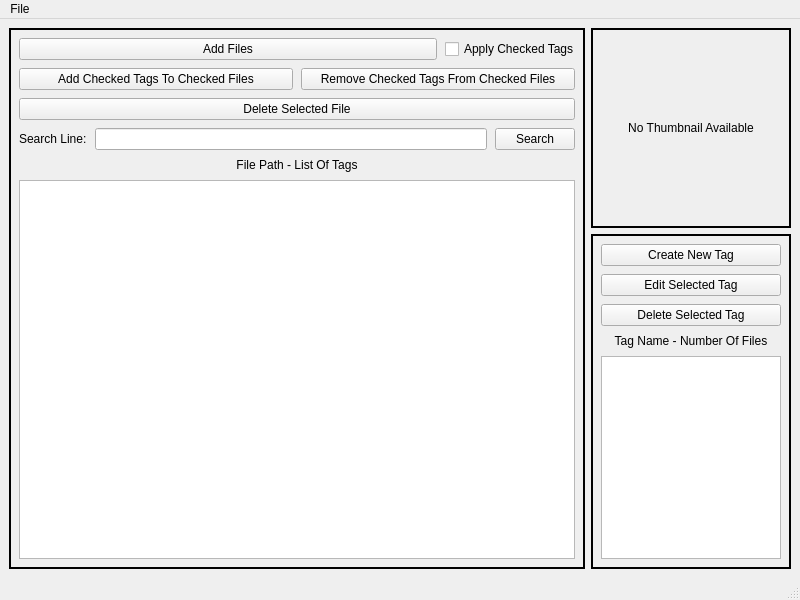
The window that main_window.ui (8Haze/File_Tagger) describes before a commit, drawn with Qt 5.
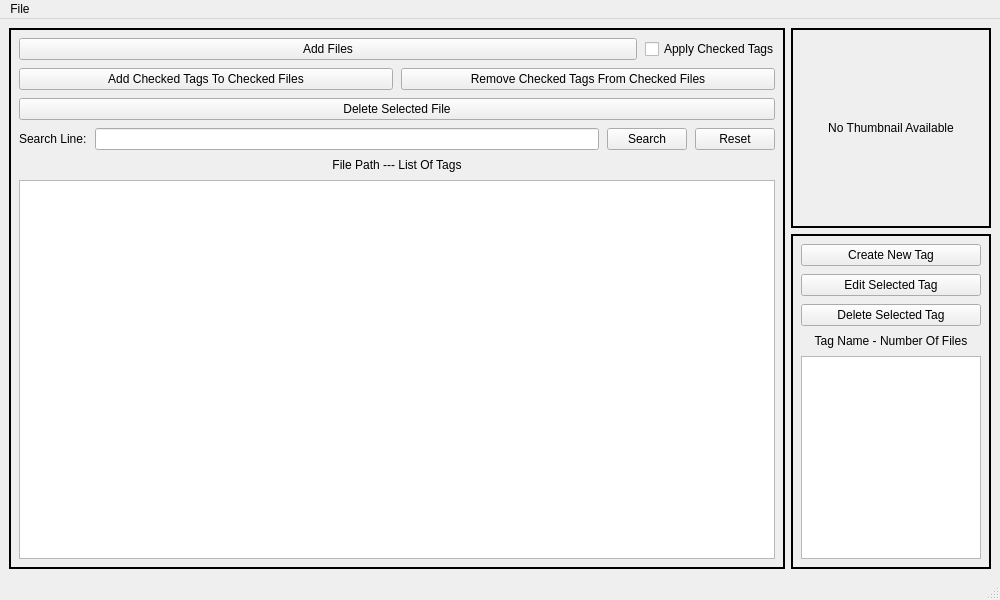
The same window after the commit.

```diff
--- a/main_window.ui
+++ b/main_window.ui
@@ -6,7 +6,7 @@
    <rect>
     <x>0</x>
     <y>0</y>
-    <width>800</width>
+    <width>1000</width>
     <height>600</height>
    </rect>
   </property>
@@ -138,6 +138,13 @@
            </property>
           </widget>
          </item>
+         <item>
+          <widget class="QPushButton" name="search_reset_button">
+           <property name="text">
+            <string>Reset</string>
+           </property>
+          </widget>
+         </item>
         </layout>
        </item>
        <item>
@@ -145,8 +152,11 @@
          <property name="toolTip">
           <string>&lt;html&gt;&lt;head/&gt;&lt;body&gt;&lt;p&gt;The list below contains the files and all the tags they're associated with.&lt;/p&gt;&lt;p&gt;Double-click on a file to open it with matching software on your computer.&lt;/p&gt;&lt;/body&gt;&lt;/html&gt;</string>
          </property>
+         <property name="frameShape">
+          <enum>QFrame::Shape::NoFrame</enum>
+         </property>
          <property name="text">
-          <string>File Path - List Of Tags</string>
+          <string>File Path --- List Of Tags</string>
          </property>
          <property name="alignment">
           <set>Qt::AlignmentFlag::AlignCenter</set>
@@ -431,7 +441,7 @@
     <rect>
      <x>0</x>
      <y>0</y>
-     <width>800</width>
+     <width>1000</width>
      <height>21</height>
     </rect>
    </property>
```
Left out of the diff: 8 changed lines with no effect on the pictures.
